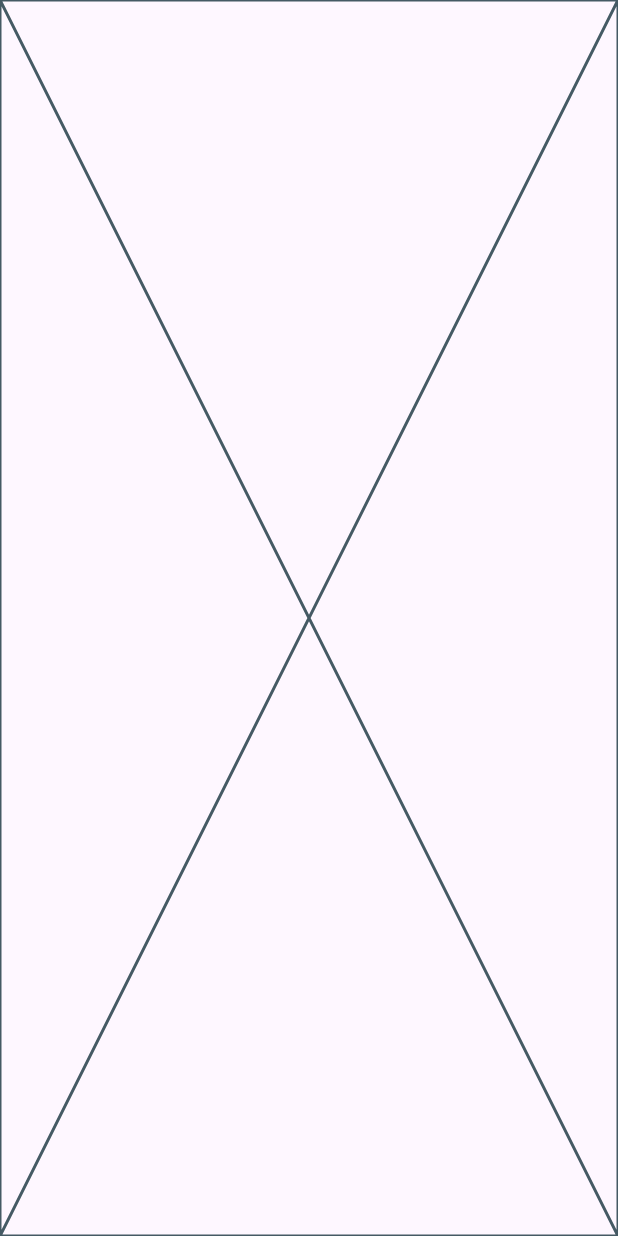
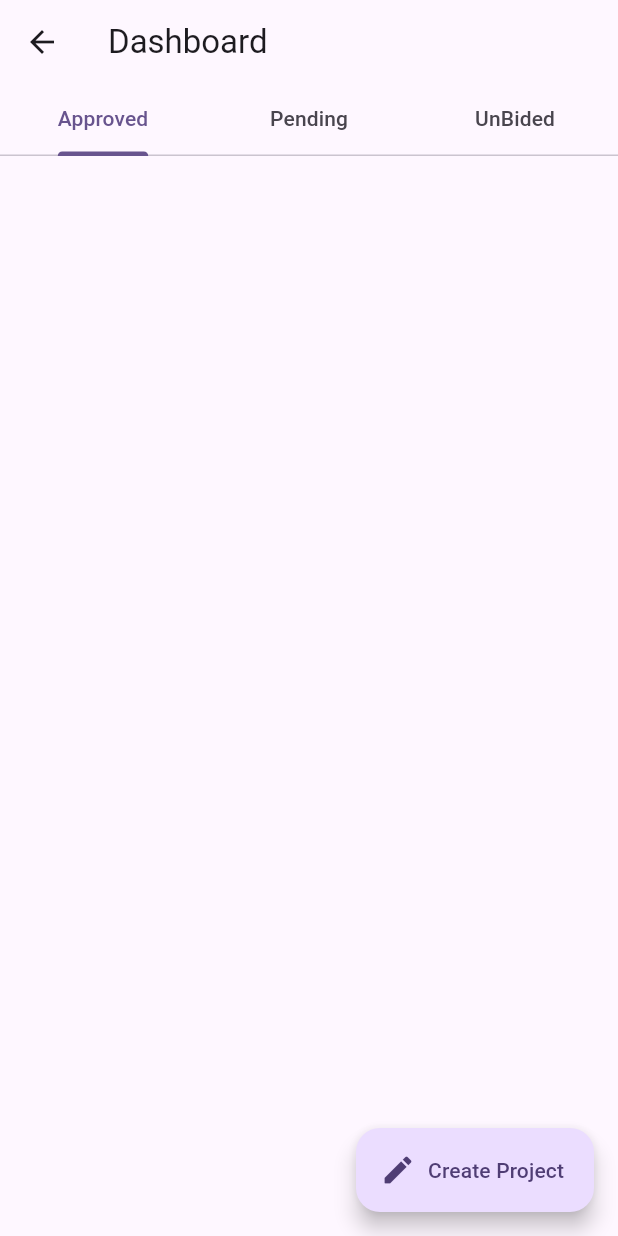
Before and after one commit to OmkarSsawant/Web3-Freelance-App, a Flutter app: the OwnerProjectsScreen screen opened directly, on a phone screen of 412 x 824 dp. Run offline on Flutter 3.47's test engine with Material 3 defaults, Android fonts, the light colour scheme and no system bars; our stand-ins replace cached_network_image, cloud_firestore, file_picker, firebase_core, firebase_storage, flutter_svg and 1 more; missing offline and left inert: web3dart; accounts and stored records are empty.

Commit message:
adding project listers

```diff
--- a/lib/presentation/project_owner/owner_profile.dart
+++ b/lib/presentation/project_owner/owner_profile.dart
@@ -3,7 +3,7 @@ import 'package:flutter/material.dart';
 import 'package:provider/provider.dart';
 import 'package:web3_freelancer/firestore_data/FirestoreSaver.dart';
 import 'package:web3_freelancer/presentation/developer/home_page/home_page.dart';
-import 'package:web3_freelancer/presentation/project_owner/dashboard.dart';
+import 'package:web3_freelancer/presentation/project_owner/project_lister.dart';
 import 'package:web3_freelancer/utils.dart';
 import 'package:web3_freelancer/web3/freelance_client.dart';
 
@@ -179,7 +179,7 @@ class _OwnerRegistrationScreenState extends State<OwnerRegistrationScreen> {
           .showSnackBar(SnackBar(content: Text("Registered at Txn $txn")));
       await Future.delayed(Durations.short2);
       Navigator.of(context)
-          .push(MaterialPageRoute(builder: (c) => OwnerDashboard()));
+          .push(MaterialPageRoute(builder: (c) => OwnerProjectsScreen()));
     }
   }
 }
--- a/lib/presentation/project_owner/project_create.dart
+++ b/lib/presentation/project_owner/project_create.dart
@@ -214,7 +214,7 @@ class _CreateProjectScreeState extends State<CreateProjectScree> {
     if (fileReqUploaded) {
       final contract = context.read<FreelanceContractClient>();
       var txn = await contract.createProject(
-        EthereumAddress.fromHex("0xf39fd6e51aad88f6f4ce6ab8827279cfffb92266"),
+        projectOwnerCred.address,
         _titleEC.text,
         _sDescEC.text,
         projectType,
--- a/lib/presentation/project_owner/project_lister.dart
+++ b/lib/presentation/project_owner/project_lister.dart
@@ -2,6 +2,9 @@ import 'package:flutter/material.dart';
 import 'package:provider/provider.dart';
 import 'package:web3_freelancer/data/model/project.dart';
 import 'package:web3_freelancer/firestore_data/FirestoreSaver.dart';
+import 'package:web3_freelancer/presentation/developer/home_page/widgets/eightyeight_item_widget.dart';
+import 'package:web3_freelancer/presentation/project_owner/bid_chooser.dart';
+import 'package:web3_freelancer/presentation/project_owner/project_create.dart';
 import 'package:web3_freelancer/web3/freelance_client.dart';
 
 class OwnerProjectsScreen extends StatefulWidget {
@@ -11,38 +14,112 @@ class OwnerProjectsScreen extends StatefulWidget {
   State<OwnerProjectsScreen> createState() => _OwnerProjectsScreenState();
 }
 
-class _OwnerProjectsScreenState extends State<OwnerProjectsScreen> {
-  List<Project> _allProjects = [];
+class _OwnerProjectsScreenState extends State<OwnerProjectsScreen>
+    with SingleTickerProviderStateMixin {
+  List<Project> _notBiddedProjects = [];
   List<Project> _approvedProjects = [];
   List<Project> _pendingProjects = [];
-
+  late TabController _tabController;
   @override
   void initState() {
+    _tabController = TabController(length: 3, vsync: this);
     loadProjects();
     super.initState();
   }
 
   @override
   Widget build(BuildContext context) {
-    return const Placeholder();
+    return Scaffold(
+      appBar: AppBar(
+        title: const Text("Dashboard"),
+        bottom: TabBar(
+            controller: _tabController,
+            onTap: (ti) {
+              _tabController.animateTo(ti);
+            },
+            tabs: ["Approved", "Pending", "UnBided"]
+                .map((e) => Tab(
+                      text: e,
+                    ))
+                .toList()),
+      ),
+      body: TabBarView(controller: _tabController, children: [
+        ProjectsViewer(
+            projects: _approvedProjects,
+            onTap: (p) {
+              //first check if bid is finalized
+              //yes -> Open StausUpdater
+            },
+            btnText: "Update Status"),
+        ProjectsViewer(
+            projects: _pendingProjects,
+            onTap: (project) {
+              Navigator.of(context).push(MaterialPageRoute(
+                  builder: (context) => BidChoosingScreen(
+                        p: project,
+                      )));
+            },
+            btnText: "Request Pending"),
+        ProjectsViewer(
+            projects: _notBiddedProjects, onTap: null, btnText: "Unbided"),
+      ]),
+      floatingActionButton: FloatingActionButton.extended(
+        onPressed: () {
+          Navigator.of(context)
+              .push(MaterialPageRoute(builder: (c) => CreateProjectScree()));
+        },
+        icon: const Icon(Icons.create_rounded),
+        label: const Text("Create Project"),
+      ),
+    );
   }
 
   void loadProjects() async {
     final contract = context.read<FreelanceContractClient>();
     final store = context.read<FirestoreSaver>();
     var ps = (await contract.getProjectsOfOwner(projectOwnerCred.address))[0];
-    setState(() {
-      _allProjects = List.from(ps).map(Project.fromBlockchain).toList();
-    });
+    var allProjects = List.from(ps).map(Project.fromBlockchain).toList();
+    debugPrint(allProjects.toString());
     var ppIds =
         await store.getPendingProjectIdsOfOwner(projectOwnerCred.address.hex);
     var apIds =
         await store.getApprovedProjectIdsOfOwner(projectOwnerCred.address.hex);
+    debugPrint(apIds.toString());
+    debugPrint(ppIds.toString());
     setState(() {
       _pendingProjects =
-          _allProjects.where((p) => ppIds.contains(p.id)).toList();
+          allProjects.where((p) => ppIds.contains(p.id)).toList();
       _approvedProjects =
-          _allProjects.where((p) => apIds.contains(p.id)).toList();
+          allProjects.where((p) => apIds.contains(p.id)).toList();
+      _notBiddedProjects = allProjects
+          .where((p) => ![...ppIds, ...apIds].contains(p.id))
+          .toList();
     });
   }
 }
+
+class ProjectsViewer extends StatelessWidget {
+  final List<Project> projects;
+  final Function(Project)? onTap;
+  final String btnText;
+  ProjectsViewer(
+      {super.key,
+      required this.projects,
+      required this.onTap,
+      required this.btnText});
+
+  @override
+  Widget build(BuildContext context) {
+    return SizedBox(
+      child: ListView.builder(
+        itemBuilder: (context, i) {
+          return ProjectTileWidget(
+              project: projects[i],
+              onTap: () => onTap?.call(projects[i]),
+              btnText: btnText);
+        },
+        itemCount: projects.length,
+      ),
+    );
+  }
+}
--- a/lib/utils.dart
+++ b/lib/utils.dart
@@ -6,6 +6,10 @@ import 'package:flutter/material.dart';
 extension EthBytes32 on String {
   Uint8List get bytes32 =>
       Uint8List.fromList(utf8.encode(padRight(32).substring(0, 32)));
+}
+
+extension Debug on String {
+  void get printInDebug => debugPrint(this);
 }
 
 extension StrFromBytes on Uint8List {
```
Also changed, not shown: lib/firestore_data/FirestoreSaver.dart (+6 -6 lines), lib/main.dart (+36 -2 lines), lib/presentation/developer/home_page/home_page.dart (+9 -0 lines), lib/presentation/developer/home_page/widgets/eightyeight_item_widget.dart (+12 -5 lines), lib/presentation/project_owner/dashboard.dart (deleted, +0 -26 lines).
